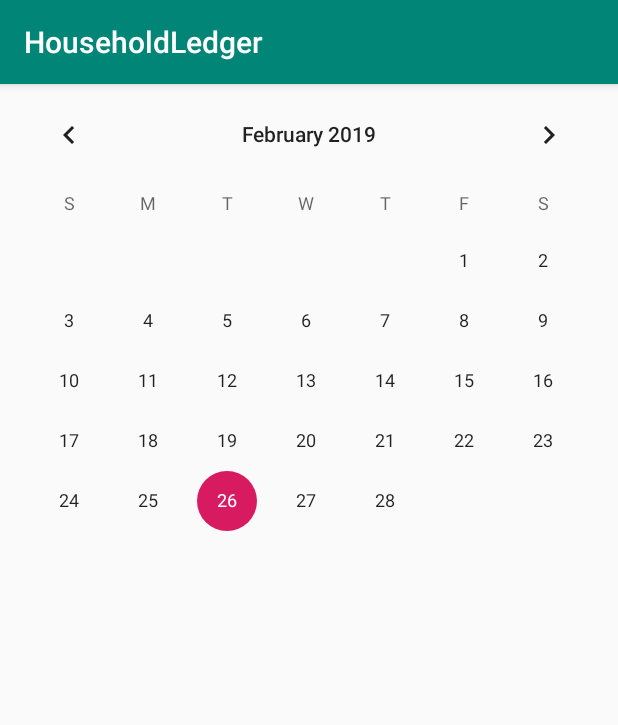
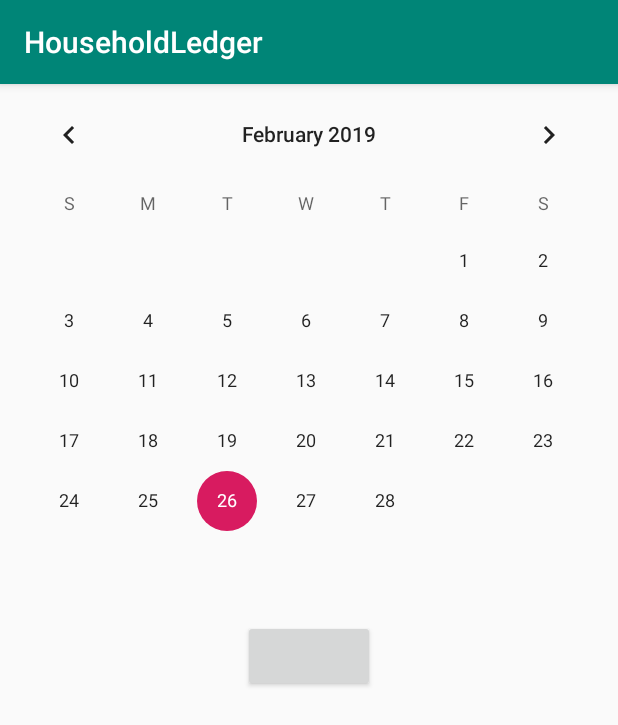
Before and after one commit to lou297/AccountBook, an Android app: the fragment PeriodSettingPage2 shown on its own in the app's theme, on a phone screen of 412 x 824 dp. Shown: the top 725 px of the screen. Run offline under Robolectric (Android 15) with nearby library versions, the phone set to English and light mode, and no system bars; 2 statements that could not run were skipped.

Commit message:
기간 설정 기능 완료

```diff
--- a/app/src/main/java/com/pingpong/householdledger/MainActivity.kt
+++ b/app/src/main/java/com/pingpong/householdledger/MainActivity.kt
@@ -86,6 +86,8 @@ class MainActivity : AppCompatActivity() {
     }
 
     private fun SettingMainView(){
+
+        StatisticsStartDate.set(CalYear(Today), CalMonth(Today),1)
         val DF = SimpleDateFormat(MonthAndDate)
         MainViewDateText.text = DF.format(Today.time)
         MainPageTotalMoneyTextView.text = StatisticsTotalMoney.toString()
--- a/app/src/main/java/com/pingpong/householdledger/MainMenuFragment/StatisticsFragment.kt
+++ b/app/src/main/java/com/pingpong/householdledger/MainMenuFragment/StatisticsFragment.kt
@@ -111,7 +111,6 @@ class StatisticsFragment : Fragment(){
     private fun SettingStatisticsView(){
         TotalMoneyTextView.setText(StatisticsTotalMoney.toString())
 
-        StatisticsStartDate.set(Today.get(Calendar.YEAR), Today.get(Calendar.MONTH),1)
         val DF = SimpleDateFormat(MainActivity.MonthAndDate)
         PeriodTextView.text = DF.format(MainActivity.StatisticsStartDate.time) + " ~ " + DF.format(StatisticsEndDate.time)
         StatisticsGroupLayout.removeAllViews()
--- a/app/src/main/java/com/pingpong/householdledger/PopUpMenu/PeriodSettingFragment/PeriodSettingPage2.kt
+++ b/app/src/main/java/com/pingpong/householdledger/PopUpMenu/PeriodSettingFragment/PeriodSettingPage2.kt
@@ -5,11 +5,47 @@ import android.support.v4.app.Fragment
 import android.view.LayoutInflater
 import android.view.View
 import android.view.ViewGroup
+import android.widget.Toast
+import com.pingpong.householdledger.MainActivity
+import com.pingpong.householdledger.MainActivity.Companion.StatisticsEndDate
+import com.pingpong.householdledger.MainActivity.Companion.StatisticsStartDate
 import com.pingpong.householdledger.R
+import kotlinx.android.synthetic.main.main_frag_statistics.*
+import kotlinx.android.synthetic.main.period_setting_page2.*
+import java.text.SimpleDateFormat
+import java.util.*
 
 class PeriodSettingPage2 : Fragment() {
+
     override fun onActivityCreated(savedInstanceState: Bundle?) {
         super.onActivityCreated(savedInstanceState)
+        var DateSelected = 0
+        var period : Int = 0
+        val StartCalendar = Calendar.getInstance()
+        val EndCalendar = Calendar.getInstance()
+        if(arguments!!.isEmpty)
+            fragmentManager!!.beginTransaction().replace(R.id.PeriodSettingFrameLayout, PeriodSettingPage1()).commit()
+        else
+            period = arguments!!.getInt("PERIOD")
+
+        PeriodSettingCalendar.setOnDateChangeListener { view, year, month, dayOfMonth ->
+            DateSelected = 1
+            StartCalendar.set(year,month,dayOfMonth)
+            EndCalendar.set(year,month,dayOfMonth)
+            EndCalendar.add(Calendar.DAY_OF_MONTH,period)
+            val DF = SimpleDateFormat(MainActivity.MonthAndDate)
+            CalendarPeriodTextView.text = DF.format(StartCalendar.time) + " ~ " + DF.format(EndCalendar.time)
+        }
+
+        PeriodCalendarConfirmButton.setOnClickListener {
+            if(DateSelected==1){
+                StatisticsStartDate = StartCalendar
+                StatisticsEndDate = EndCalendar
+                activity!!.finish()
+            }
+            else
+                Toast.makeText(context,"시작 일을 선택해주세요.",Toast.LENGTH_SHORT).show()
+        }
     }
 
     override fun onCreateView(inflater: LayoutInflater, container: ViewGroup?, savedInstanceState: Bundle?): View? {
--- a/app/src/main/res/layout/period_setting_page1.xml
+++ b/app/src/main/res/layout/period_setting_page1.xml
@@ -4,6 +4,7 @@
               android:layout_width="match_parent"
               android:layout_height="wrap_content">
     <RadioGroup
+            android:id="@+id/PeriodRadioGroup"
             android:layout_width="match_parent"
             android:layout_height="wrap_content">
         <RadioButton
--- a/app/src/main/res/layout/period_setting_page2.xml
+++ b/app/src/main/res/layout/period_setting_page2.xml
@@ -6,8 +6,18 @@
     <CalendarView
             android:id="@+id/PeriodSettingCalendar"
             android:layout_width="match_parent"
-            android:layout_height="match_parent">
+            android:layout_height="wrap_content">
 
     </CalendarView>
+    <TextView
+            android:id="@+id/CalendarPeriodTextView"
+            android:layout_width="match_parent"
+            android:layout_height="wrap_content"
+            android:textColor="@color/black"/>
+    <Button
+            android:layout_gravity="center"
+            android:id="@+id/PeriodCalendarConfirmButton"
+            android:layout_width="wrap_content"
+            android:layout_height="wrap_content"/>
 
 </LinearLayout>
```
Also changed, not shown: app/src/main/java/com/pingpong/householdledger/PopUpMenu/PeriodSettingFragment/PeriodSettingPage1.kt (+59 -2 lines).
